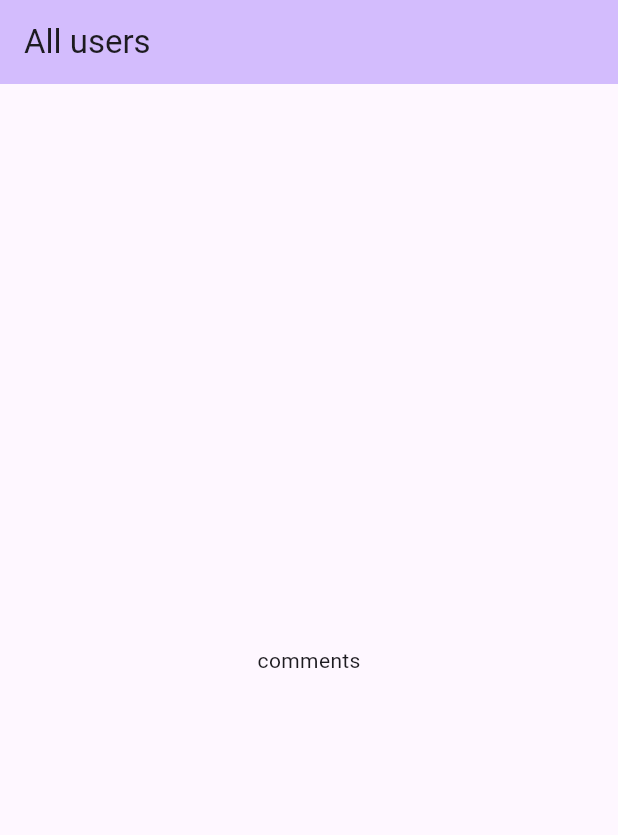
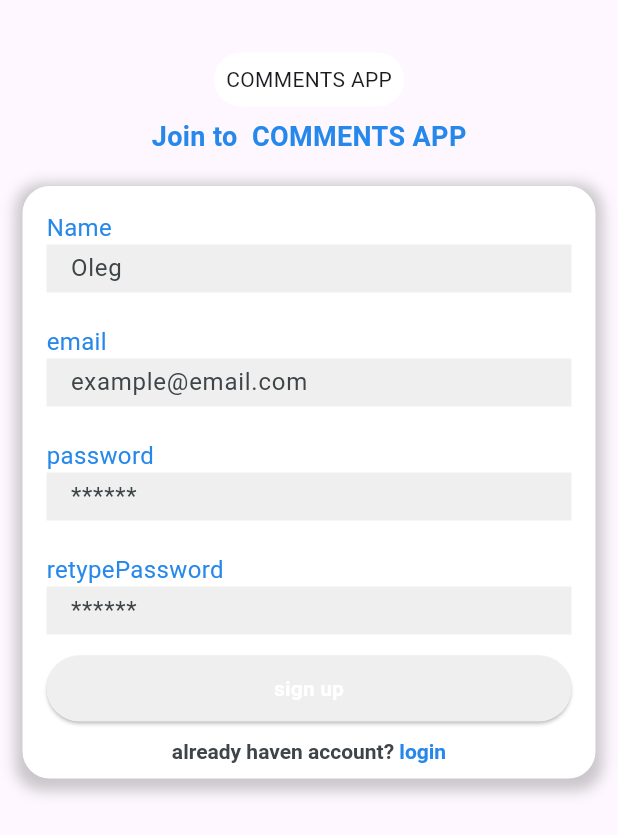
Before and after one commit to damorest/comments, a Flutter app: the screen it shows after launch, on a phone screen of 412 x 824 dp. Shown: the top 835 px of the screen. Run offline on Flutter 3.47's test engine with Material 3 defaults, Android fonts, the phone set to English and light mode, and no system bars; our stand-ins replace connectivity_plus, flutter_bloc.

Commit message:
login and registered page UI done

```diff
--- /dev/null
+++ b/lib/blocs/auth/auth_cubit.dart
@@ -0,0 +1,32 @@
+import 'package:flutter_bloc/flutter_bloc.dart';
+// import 'package:firebase_auth/firebase_auth.dart';
+
+abstract class AuthState {}
+
+class AuthInitial extends AuthState {}
+class AuthLoading extends AuthState {}
+class AuthSuccess extends AuthState {}
+class AuthFailure  extends AuthState {
+  final String error;
+
+  AuthFailure(this.error);
+}
+class AuthCubit extends Cubit<AuthState>{
+  AuthCubit(super.initialState);
+
+  // final FirebaseAuth _firebaseAuth;
+
+  // AuthCubit(this._firebaseAuth) : super(AuthInitial());
+
+  // Future<void> registeredWithEmail(String email, String password) async{
+  //   emit(AuthLoading());
+  //
+  //   try{
+  //     _firebaseAuth.createUserWithEmailAndPassword(email: email, password: password);
+  //     emit(AuthSuccess());
+  //   }catch (e) {
+  //     emit(AuthFailure(e.toString()));
+  //   }
+  // }
+
+}
--- /dev/null
+++ b/lib/consts/strings.dart
@@ -0,0 +1,19 @@
+const String ok = 'Ok';
+const String errorChecking = 'Error checking connectivity: ';
+const String logo = 'COMMENTS APP';
+const String join = 'Join to ';
+const String name = 'Name';
+const String nameHint = 'Oleg';
+const String email = 'email';
+const String emailHint = 'example@email.com';
+const String password = 'password';
+const String passwordHint = '******';
+const String retypePassword = 'retypePassword';
+const String signUp = 'sign up';
+const String alreadyHavenAccount = 'already haven account? ';
+const String login = 'login';
+const String loginInTo = 'login in to ';
+const String forgetPass = 'forget password?';
+const String loggedIn = 'logged in';
+const String createNewAccount = 'create new account';
+const String loginWith = 'login with';
--- a/lib/main.dart
+++ b/lib/main.dart
@@ -1,8 +1,15 @@
-import 'package:comments/screens/home_screen/home_screen.dart';
+import 'package:comments/blocs/auth/auth_cubit.dart';
+import 'package:comments/screens/auth_screen/registered_screen/registered_screen.dart';
 import 'package:flutter/material.dart';
+import 'package:flutter_bloc/flutter_bloc.dart';
 
 void main() {
-  runApp(const MyApp());
+  runApp(MultiBlocProvider(
+      providers: [
+        BlocProvider(create: (_) => AuthCubit(AuthInitial()))
+      ],
+      child: const MyApp())
+      );
 }
 
 class MyApp extends StatelessWidget {
@@ -16,7 +23,7 @@ class MyApp extends StatelessWidget {
         colorScheme: ColorScheme.fromSeed(seedColor: Colors.deepPurple),
         useMaterial3: true,
       ),
-      home: const MyHomePage(),
+      home: const RegisteredPage(),
     );
   }
 }
--- /dev/null
+++ b/lib/screens/auth_screen/registered_screen/registered_screen.dart
@@ -0,0 +1,201 @@
+import 'package:flutter/material.dart';
+import 'package:flutter_bloc/flutter_bloc.dart';
+import '../../../blocs/auth/auth_cubit.dart';
+import '../../../consts/colors.dart';
+import '../../../consts/strings.dart';
+import '../../../often_used/often_used_method.dart';
+import '../../../widgets/components/my_button.dart';
+import '../../../widgets/custom_textfield.dart';
+import '../login_screen/login_page.dart';
+
+class RegisteredPage extends StatefulWidget {
+  const RegisteredPage({super.key});
+
+  @override
+  State<RegisteredPage> createState() => _RegisteredPageState();
+}
+
+class _RegisteredPageState extends State<RegisteredPage> {
+  var nameController = TextEditingController();
+  var emailController = TextEditingController();
+  var passwordController = TextEditingController();
+  var retypePasswordController = TextEditingController();
+
+  @override
+  void initState() {
+    super.initState();
+    nameController.addListener(_updateButtonState);
+    emailController.addListener(_updateButtonState);
+    passwordController.addListener(_updateButtonState);
+    retypePasswordController.addListener(_updateButtonState);
+  }
+
+  void _updateButtonState() {
+    setState(() {});
+  }
+
+
+  @override
+  Widget build(BuildContext context) {
+    final authController = context.read<AuthCubit>();
+
+    return Scaffold(
+      body: SingleChildScrollView(
+        child: Column(
+          children: [
+            Align(
+              alignment: Alignment.topCenter,
+              child: Padding(
+                padding: const EdgeInsets.only(top: 35.0),
+                child: Container(
+                  decoration: BoxDecoration(
+                    borderRadius: BorderRadius.circular(18),
+                    color: whiteColor,
+                  ),
+                  padding: const EdgeInsets.all(8),
+                  child: const Text(logo),
+                ),
+              ),
+            ),
+            const SizedBox(height: 7),
+            const Text('$join $logo',
+                style: TextStyle(
+                    color: mainColor,
+                    fontWeight: FontWeight.bold,
+                    fontSize: 18)),
+            Padding(
+              padding: const EdgeInsets.only(
+                  left: 15.0, top: 20, right: 15, bottom: 150),
+              child: Container(
+                decoration: BoxDecoration(
+                  boxShadow: [
+                    BoxShadow(
+                      color: Colors.black.withOpacity(0.2),
+                      spreadRadius: 5,
+                      blurRadius: 7,
+                      offset: const Offset(0, 3),
+                    ),
+                  ],
+                  color: whiteColor,
+                  borderRadius: const BorderRadius.all(Radius.circular(18)),
+                ),
+                child: Padding(
+                  padding: const EdgeInsets.only(left: 16.0, right: 16.0),
+                  child: BlocBuilder<AuthCubit, AuthState>(
+                      builder: (context, state) {
+                    return Column(
+                      children: [
+                        Padding(
+                          padding: const EdgeInsets.only(top: 16),
+                          child: customTextField(
+                              lable: name,
+                              hint: nameHint,
+                              controller: nameController,
+                              isPass: false),
+                        ),
+                        Padding(
+                          padding: const EdgeInsets.only(top: 16),
+                          child: customTextField(
+                              lable: email,
+                              hint: emailHint,
+                              controller: emailController,
+                              isPass: false),
+                        ),
+                        Padding(
+                          padding: const EdgeInsets.only(top: 16),
+                          child: customTextField(
+                              lable: password,
+                              hint: passwordHint,
+                              controller: passwordController,
+                              isPass: true),
+                        ),
+                        Padding(
+                          padding: const EdgeInsets.only(top: 16),
+                          child: customTextField(
+                              lable: retypePassword,
+                              hint: passwordHint,
+                              controller: retypePasswordController,
+                              isPass: true),
+                        ),
+                        const SizedBox(height: 5),
+                        Padding(
+                          padding: const EdgeInsets.only(top: 2),
+                          child: SizedBox(
+                            width: double.infinity,
+                            child: state is AuthLoading
+                                ? const CircularProgressIndicator(
+                                    valueColor:
+                                        AlwaysStoppedAnimation(mainColor),
+                                  )
+                                : myButton(
+                                    color: nameController.text.isNotEmpty &&
+                                            emailController.text.isNotEmpty &&
+                                            passwordController.text.isNotEmpty &&
+                                            retypePasswordController
+                                                .text.isNotEmpty
+                                        ? mainColor
+                                        : lightGrey,
+                                    title: signUp,
+                                    textColor: whiteColor,
+                                    onPress: () async {
+                                      try {
+                                        print('Проверка есть ли такой юзер');
+                                        //   если есть, сообщаем и переходим на экран авторизации
+                                        nextScreen(context, LoginPage());
+                                      //   если нет, регистрируем нового юзера и заходим с новыми данными
+                                      } catch (e) {
+                                        // auth.signOut();
+                                        showSnackBar(context, mainColor, e);
+                                      }
+                                    },
+                                  ),
+                          ),
+                        ),
+                        const SizedBox(height: 10),
+                        GestureDetector(
+                          onTap: () {
+                            nextScreenReplace(context, const LoginPage());
+                          },
+                          child: RichText(
+                              text: const TextSpan(
+                            children: [
+                              TextSpan(
+                                text: alreadyHavenAccount,
+                                style: TextStyle(
+                                  fontWeight: FontWeight.bold,
+                                  color: darkFontGrey,
+                                ),
+                              ),
+                              TextSpan(
+                                text: login,
+                                style: TextStyle(
+                                  fontWeight: FontWeight.bold,
+                                  color: mainColor,
+                                ),
+                              ),
+                            ],
+                          )),
+                        ),
+                        const SizedBox(height: 10),
+                      ],
+                    );
+                  }),
+                ),
+              ),
+            ),
+          ],
+        ),
+      ),
+    );
+  }
+
+  @override
+  void dispose() {
+    nameController.dispose();
+    emailController.dispose();
+    passwordController.dispose();
+    retypePasswordController.dispose();
+    super.dispose();
+  }
+
+}
--- /dev/null
+++ b/lib/widgets/components/my_button.dart
@@ -0,0 +1,16 @@
+import 'package:flutter/cupertino.dart';
+import 'package:flutter/material.dart';
+
+Widget myButton({onPress, color, textColor, title}) {
+  return ElevatedButton(
+      style: ElevatedButton.styleFrom(
+        backgroundColor: color,
+        padding: const EdgeInsets.all(12),
+      ),
+      onPressed: onPress,
+      child: Text(title,
+          style: TextStyle(
+            color: textColor,
+            fontWeight: FontWeight.bold,
+          )));
+}
--- /dev/null
+++ b/lib/widgets/custom_textfield.dart
@@ -0,0 +1,35 @@
+import 'package:flutter/cupertino.dart';
+import 'package:flutter/material.dart';
+
+import '../consts/colors.dart';
+
+Widget customTextField({String? lable, String? hint, controller, isPass}) {
+  return Column(
+    crossAxisAlignment: CrossAxisAlignment.start,
+    children: [
+      Text(lable!, style: const TextStyle(color: mainColor, fontWeight: FontWeight.normal, fontSize: 16)),
+      TextFormField(
+        obscureText: isPass,
+        controller: controller,
+        decoration: InputDecoration(
+          hintStyle: const TextStyle(
+            fontWeight: FontWeight.normal,
+            color: darkFontGrey,
+          ),
+          hintText: hint,
+          isDense: true,
+          fillColor: lightGrey,
+          filled: true,
+          border: InputBorder.none,
+          focusedBorder: OutlineInputBorder(
+            borderSide: const BorderSide(
+              color: mainColor,
+            ),
+            borderRadius: BorderRadius.circular(15),
+          ),
+        ),
+      ),
+      const SizedBox(height: 5),
+    ],
+  );
+}
```
Also changed, not shown: lib/often_used/often_used_method.dart (added, +33 -0 lines), lib/screens/auth_screen/login_screen/login_page.dart (added, +212 -0 lines), lib/widgets/components/circular_tile.dart (added, +31 -0 lines), pubspec.yaml (+4 -3 lines), assets/icons/google_new.png (added), lib/screens/home_screen/home_page.dart (renamed from lib/screens/home_screen/home_screen.dart), pubspec.lock, 3 other files.
